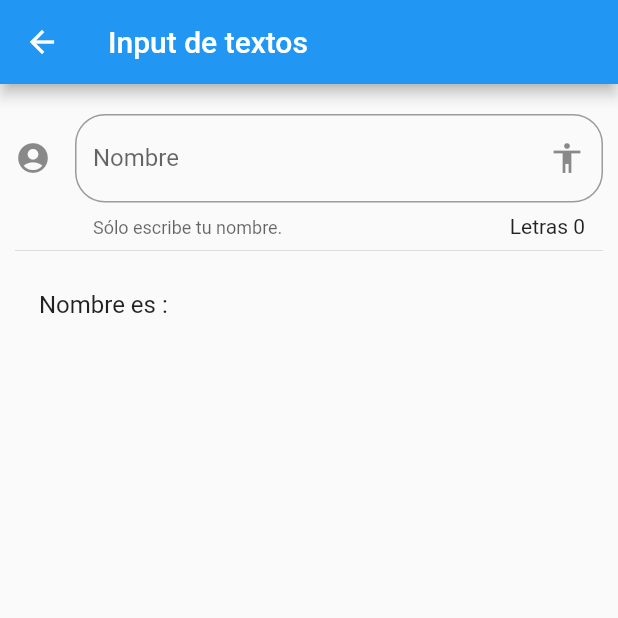
After one commit to eskeltron/Flutter-first-App, a Flutter app: the InputPage screen opened by its route, on a phone screen of 412 x 824 dp, the top half of it. The commit adds this screen. Run offline on Flutter 3.47's test engine with Material 2 defaults, Android fonts, the phone set to English and light mode, and no system bars.

Commit message:
first commit

```diff
--- a/data/menu_opts.json
+++ b/data/menu_opts.json
@@ -20,6 +20,11 @@
             "ruta" : "animatedContainer",
             "icon" : "donut_large",
             "texto": "Animated Container"
+        },
+        {
+            "ruta" : "inputs",
+            "icon" : "input",
+            "texto": "Inputs"
         }
     ]
 }
--- /dev/null
+++ b/lib/src/pages/input_page.dart
@@ -0,0 +1,61 @@
+import 'package:flutter/material.dart';
+
+class InputPage extends StatefulWidget {
+
+  @override
+  _InputPageState createState() => _InputPageState();
+}
+
+class _InputPageState extends State<InputPage> {
+
+  String _nombre = "";
+
+
+  @override
+  Widget build(BuildContext context) {
+    return Scaffold(
+      appBar: AppBar(
+        title : Text('Input de textos'),
+      ),
+      body: ListView(
+        padding: EdgeInsets.symmetric(horizontal:10.0, vertical:20.0),
+        children: <Widget>[
+          _crearInput(),
+          Divider(),
+          _crearPersona()
+        ],
+      ),
+    );
+  }
+  Widget _crearInput(){
+
+    return TextField(
+      //autofocus: true,
+      textCapitalization: TextCapitalization.sentences,
+      decoration: InputDecoration(
+        border      : OutlineInputBorder(
+          borderRadius: BorderRadius.circular(20.0),
+        ),
+        counter     : Text('Letras ${ _nombre.length }'),
+        hintText    : 'Escribe tu nombre',
+        labelText   : 'Nombre',
+        helperText  : 'Sólo escribe tu nombre.',
+        suffixIcon  : Icon(Icons.accessibility),
+        icon        : Icon(Icons.account_circle),
+      ),
+      onChanged: ( data ){
+        setState(() {
+          _nombre = data;
+        });
+      },
+    );
+
+  }
+  Widget _crearPersona() {
+
+    return ListTile(
+      title: Text('Nombre es : $_nombre'),
+    );
+
+  }
+}
--- a/lib/src/routes/routes.dart
+++ b/lib/src/routes/routes.dart
@@ -2,6 +2,7 @@ import 'package:flutter/material.dart';
 import 'package:componentes/src/pages/card_page.dart';
 import 'package:componentes/src/pages/home_page.dart';
 import 'package:componentes/src/pages/alert_page.dart';
+import 'package:componentes/src/pages/input_page.dart';
 import 'package:componentes/src/pages/avatar_page.dart';
 import 'package:componentes/src/pages/animated_container.dart';
 
@@ -12,5 +13,6 @@ Map<String, WidgetBuilder> getApplicationRoutes() {
     'alert'             : (context) => AlertPage(),
     'card'              : (context) => CardPage(),
     'animatedContainer' : (context) => AnimatedContainerPage(),
+    'inputs'            : (context) => InputPage(),
   };
 }
--- a/lib/src/utils/icono_string_util.dart
+++ b/lib/src/utils/icono_string_util.dart
@@ -5,6 +5,7 @@ final _icons = <String , IconData>{
       'accessibility' : Icons.accessibility,
       'folder_open'   : Icons.folder_open,
       'donut_large'   : Icons.donut_large,
+      'input'         : Icons.input,
 };
 
 Icon getIcon( String nombreIcono ){
```
